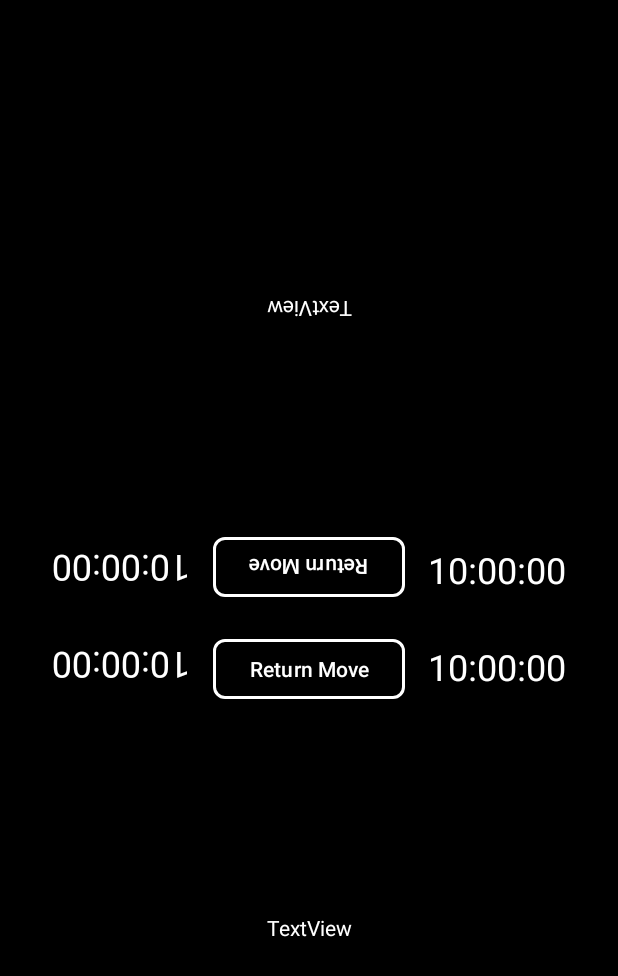
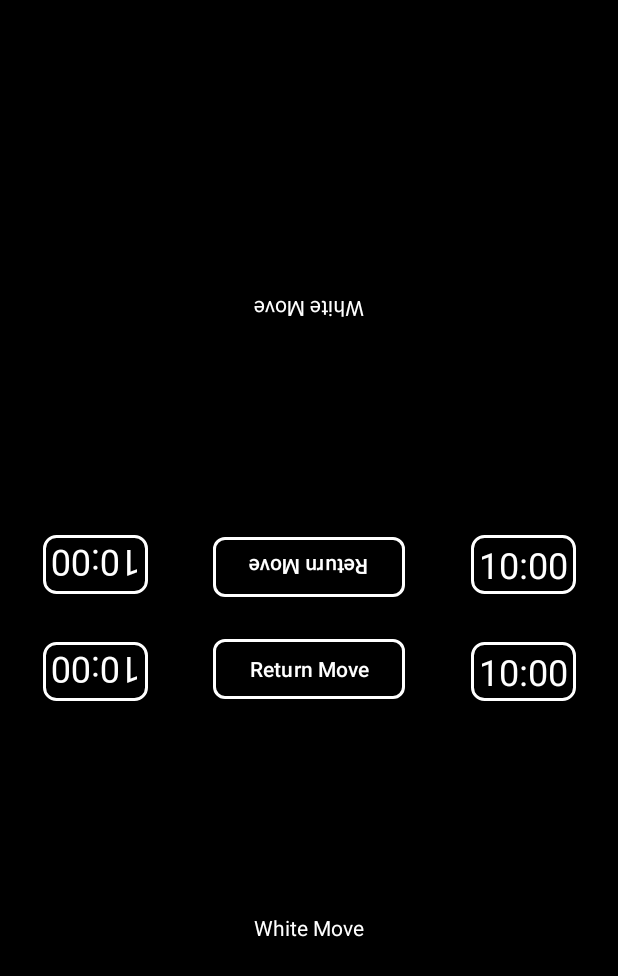
Before and after one commit to Anready/Chess, an Android app: the layout activity_chess_board.xml on its own in the app's theme, with its tools: preview values and no code run, on a phone screen of 412 x 824 dp. Shown: the top 976 px of the screen. Run offline under Robolectric (Android 15) with nearby library versions, the phone set to English and light mode, and no system bars.

Commit message:
Fixed bug, edited design

```diff
--- a/app/src/main/AndroidManifest.xml
+++ b/app/src/main/AndroidManifest.xml
@@ -14,7 +14,9 @@
         tools:targetApi="31">
         <activity
             android:name=".ChessBoard"
-            android:exported="false" />
+            android:screenOrientation="portrait"
+            android:exported="false"
+            tools:ignore="DiscouragedApi,LockedOrientationActivity" />
         <activity
             android:name=".MainActivity"
             android:exported="true">
--- a/app/src/main/java/com/anready/chess/ChessBoard.java
+++ b/app/src/main/java/com/anready/chess/ChessBoard.java
@@ -2,8 +2,11 @@ package com.anready.chess;
 
 import android.graphics.Color;
 import android.graphics.drawable.GradientDrawable;
+import android.os.Build;
 import android.os.Bundle;
 import android.view.View;
+import android.view.WindowInsets;
+import android.view.WindowInsetsController;
 import android.widget.Button;
 import android.widget.GridLayout;
 import android.widget.ImageView;
@@ -21,6 +24,7 @@ import androidx.core.view.WindowInsetsCompat;
 import java.util.HashMap;
 import java.util.Locale;
 import java.util.Map;
+import java.util.Objects;
 
 public class ChessBoard extends AppCompatActivity implements ChessEngine.ChessEngineCallback {
 
@@ -63,6 +67,8 @@ public class ChessBoard extends AppCompatActivity implements ChessEngine.ChessEn
             v.setPadding(systemBars.left, systemBars.top, systemBars.right, systemBars.bottom);
             return insets;
         });
+
+        enterFullscreen();
 
         infoTop = findViewById(R.id.textView);
         infoBottom = findViewById(R.id.textView2);
@@ -146,6 +152,26 @@ public class ChessBoard extends AppCompatActivity implements ChessEngine.ChessEn
 
                 boardGrid.addView(square);
             }
+        }
+    }
+
+    private void enterFullscreen() {
+        if (Build.VERSION.SDK_INT >= Build.VERSION_CODES.R) {
+            getWindow().setDecorFitsSystemWindows(false);
+            Objects.requireNonNull(getWindow().getInsetsController()).hide(WindowInsets.Type.statusBars() | WindowInsets.Type.navigationBars());
+            getWindow().getInsetsController().setSystemBarsBehavior(
+                    WindowInsetsController.BEHAVIOR_SHOW_TRANSIENT_BARS_BY_SWIPE
+            );
+        } else {
+            View decorView = getWindow().getDecorView();
+            decorView.setSystemUiVisibility(
+                    View.SYSTEM_UI_FLAG_IMMERSIVE_STICKY
+                            | View.SYSTEM_UI_FLAG_FULLSCREEN
+                            | View.SYSTEM_UI_FLAG_HIDE_NAVIGATION
+                            | View.SYSTEM_UI_FLAG_LAYOUT_FULLSCREEN
+                            | View.SYSTEM_UI_FLAG_LAYOUT_HIDE_NAVIGATION
+                            | View.SYSTEM_UI_FLAG_LAYOUT_STABLE
+            );
         }
     }
 
@@ -269,8 +295,11 @@ public class ChessBoard extends AppCompatActivity implements ChessEngine.ChessEn
 
     @Override
     public void updateTimer(long whiteTimer, long blackTimer) {
-        String whiteTime = String.format(Locale.getDefault(),"%02d:%02d:%02d", whiteTimer / 60000, (whiteTimer % 60000) / 1000, (whiteTimer % 1000) / 10);
-        String blackTime = String.format(Locale.getDefault(),"%02d:%02d:%02d", blackTimer / 60000, (blackTimer % 60000) / 1000, (blackTimer % 1000) / 10);
+        String whiteFormat = whiteTimer > 10000 ? "%02d:%02d" : "%02d:%02d:%d";
+        String blackFormat = blackTimer > 10000 ? "%02d:%02d" : "%02d:%02d:%d";
+
+        String whiteTime = String.format(Locale.getDefault(), whiteFormat, whiteTimer / 60000, (whiteTimer % 60000) / 1000, (whiteTimer % 1000) / 100);
+        String blackTime = String.format(Locale.getDefault(), blackFormat, blackTimer / 60000, (blackTimer % 60000) / 1000, (blackTimer % 1000) / 100);
 
         whiteTimerRight.setText(whiteTime);
         whiteTimerLeft.setText(whiteTime);
--- a/app/src/main/java/com/anready/chess/ChessEngine.java
+++ b/app/src/main/java/com/anready/chess/ChessEngine.java
@@ -680,6 +680,10 @@ public class ChessEngine {
     private Map<byte[], Byte> getRMoves(byte rawPiece, byte y, byte x) {
         Map<byte[], Byte> allPossibleMoves = new HashMap<>();
 
+        if (isCheck(y, x)) {
+            return allPossibleMoves;
+        }
+
         if (!isFigureInHistory(rawPiece)) {
             if (!isFigureInHistory((byte) (5 * isNeg(rawPiece)), y, (byte) 0)) {
                 allPossibleMoves.putAll(xLineMoves(y, x, (byte) 2));
--- /dev/null
+++ b/app/src/main/res/drawable/timer_border.xml
@@ -0,0 +1,8 @@
+<shape xmlns:android="http://schemas.android.com/apk/res/android"
+    android:shape="rectangle">
+    <solid android:color="#000000" />
+    <stroke
+        android:width="2dp"
+        android:color="#FFFFFF" />
+    <corners android:radius="8dp" />
+</shape>
--- a/app/src/main/res/layout/activity_chess_board.xml
+++ b/app/src/main/res/layout/activity_chess_board.xml
@@ -23,7 +23,7 @@
         android:id="@+id/textView"
         android:layout_width="wrap_content"
         android:layout_height="wrap_content"
-        android:text="TextView"
+        android:text="@string/white_move"
         android:rotation="180"
         android:textColor="@color/white"
         app:layout_constraintBottom_toTopOf="@+id/boardGrid"
@@ -35,7 +35,7 @@
         android:id="@+id/textView2"
         android:layout_width="wrap_content"
         android:layout_height="wrap_content"
-        android:text="TextView"
+        android:text="@string/white_move"
         android:textColor="@color/white"
         app:layout_constraintBottom_toBottomOf="parent"
         app:layout_constraintEnd_toEndOf="parent"
@@ -47,7 +47,8 @@
         android:layout_width="wrap_content"
         android:layout_height="wrap_content"
         android:layout_marginTop="10dp"
-        android:text="Return Move"
+        android:text="@string/return_move"
+        android:contentDescription="@string/return_black_move"
         android:textColor="@color/white"
         android:backgroundTint="#000000"
         app:strokeColor="#FFFFFF"
@@ -62,7 +63,8 @@
         android:layout_width="wrap_content"
         android:layout_height="wrap_content"
         android:layout_marginBottom="10dp"
-        android:text="Return Move"
+        android:text="@string/return_move"
+        android:contentDescription="@string/return_white_move"
         android:textColor="@color/white"
         android:rotation="180"
         android:backgroundTint="#000000"
@@ -77,12 +79,16 @@
         android:id="@+id/blackTimerRight"
         android:layout_width="wrap_content"
         android:layout_height="wrap_content"
+        android:layout_marginStart="15dp"
         android:layout_marginBottom="16dp"
-        android:layout_marginStart="15dp"
-        android:text="10:00:00"
-        android:textSize="24dp"
+        android:background="@drawable/timer_border"
+        android:paddingVertical="3dp"
+        android:paddingHorizontal="5dp"
+        android:text="@string/ten"
         android:textColor="@color/white"
+        android:textSize="24sp"
         app:layout_constraintBottom_toTopOf="@+id/boardGrid"
+        app:layout_constraintEnd_toEndOf="parent"
         app:layout_constraintStart_toEndOf="@+id/button2" />
 
 
@@ -90,26 +96,34 @@
         android:id="@+id/whiteTimerRight"
         android:layout_width="wrap_content"
         android:layout_height="wrap_content"
+        android:layout_marginStart="15dp"
         android:layout_marginTop="16dp"
-        android:layout_marginStart="15dp"
-        android:text="10:00:00"
-        android:textSize="24dp"
+        android:background="@drawable/timer_border"
+        android:paddingVertical="3dp"
+        android:paddingHorizontal="5dp"
+        android:text="@string/ten"
         android:textColor="@color/white"
-        app:layout_constraintTop_toBottomOf="@+id/boardGrid"
-        app:layout_constraintStart_toEndOf="@+id/button2" />
+        android:textSize="24sp"
+        app:layout_constraintEnd_toEndOf="parent"
+        app:layout_constraintStart_toEndOf="@+id/button2"
+        app:layout_constraintTop_toBottomOf="@+id/boardGrid" />
 
     <TextView
         android:id="@+id/blackTimerLeft"
         android:layout_width="wrap_content"
         android:layout_height="wrap_content"
+        android:layout_marginEnd="15dp"
         android:layout_marginBottom="16dp"
-        android:layout_marginEnd="15dp"
-        android:text="10:00:00"
+        android:background="@drawable/timer_border"
+        android:paddingVertical="3dp"
+        android:paddingHorizontal="5dp"
         android:rotation="180"
-        android:textSize="24dp"
+        android:text="@string/ten"
         android:textColor="@color/white"
+        android:textSize="24sp"
         app:layout_constraintBottom_toTopOf="@+id/boardGrid"
-        app:layout_constraintEnd_toStartOf="@+id/button2" />
+        app:layout_constraintEnd_toStartOf="@+id/button2"
+        app:layout_constraintStart_toStartOf="parent" />
 
 
     <TextView
@@ -118,11 +132,15 @@
         android:layout_height="wrap_content"
         android:layout_marginTop="16dp"
         android:layout_marginEnd="15dp"
-        android:text="10:00:00"
+        android:background="@drawable/timer_border"
+        android:paddingVertical="3dp"
+        android:paddingHorizontal="5dp"
         android:rotation="180"
-        android:textSize="24dp"
+        android:text="@string/ten"
         android:textColor="@color/white"
-        app:layout_constraintTop_toBottomOf="@+id/boardGrid"
-        app:layout_constraintEnd_toStartOf="@+id/button2" />
+        android:textSize="24sp"
+        app:layout_constraintEnd_toStartOf="@+id/button2"
+        app:layout_constraintStart_toStartOf="parent"
+        app:layout_constraintTop_toBottomOf="@+id/boardGrid" />
 
 </androidx.constraintlayout.widget.ConstraintLayout>
--- a/app/src/main/res/values/strings.xml
+++ b/app/src/main/res/values/strings.xml
@@ -4,4 +4,9 @@
     <string name="knight">Knight</string>
     <string name="bishop">Bishop</string>
     <string name="rook">Rook</string>
+    <string name="ten">10:00</string>
+    <string name="return_move">Return Move</string>
+    <string name="white_move">White Move</string>
+    <string name="return_white_move">Return white move</string>
+    <string name="return_black_move">Return black move</string>
 </resources>
```
